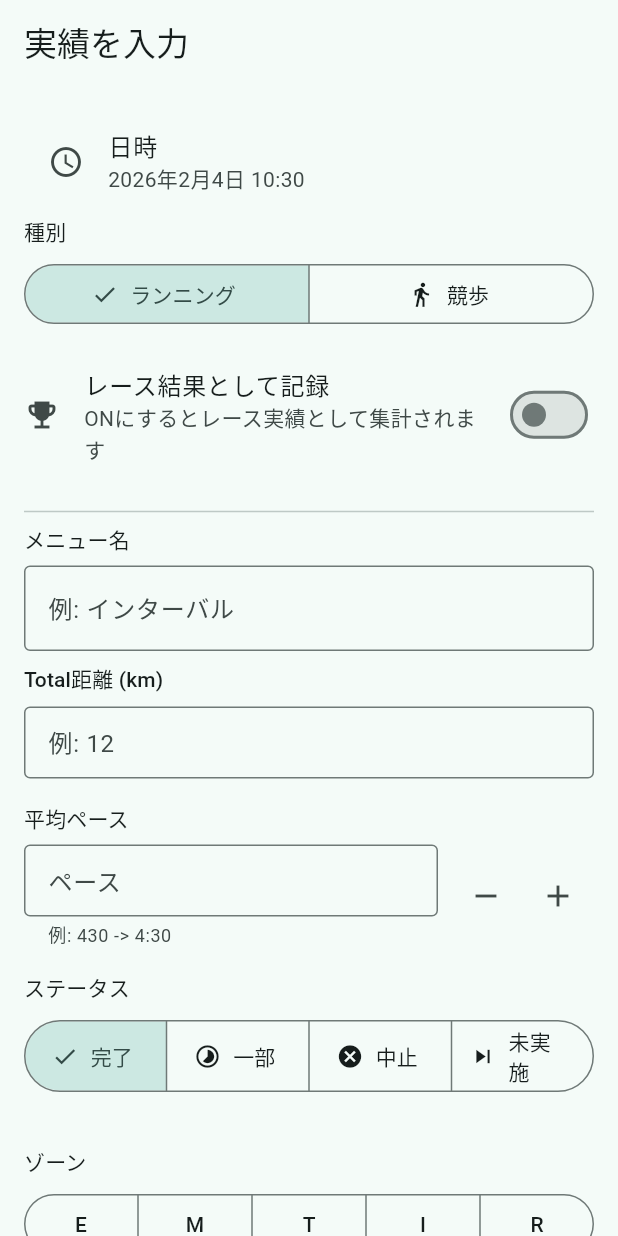
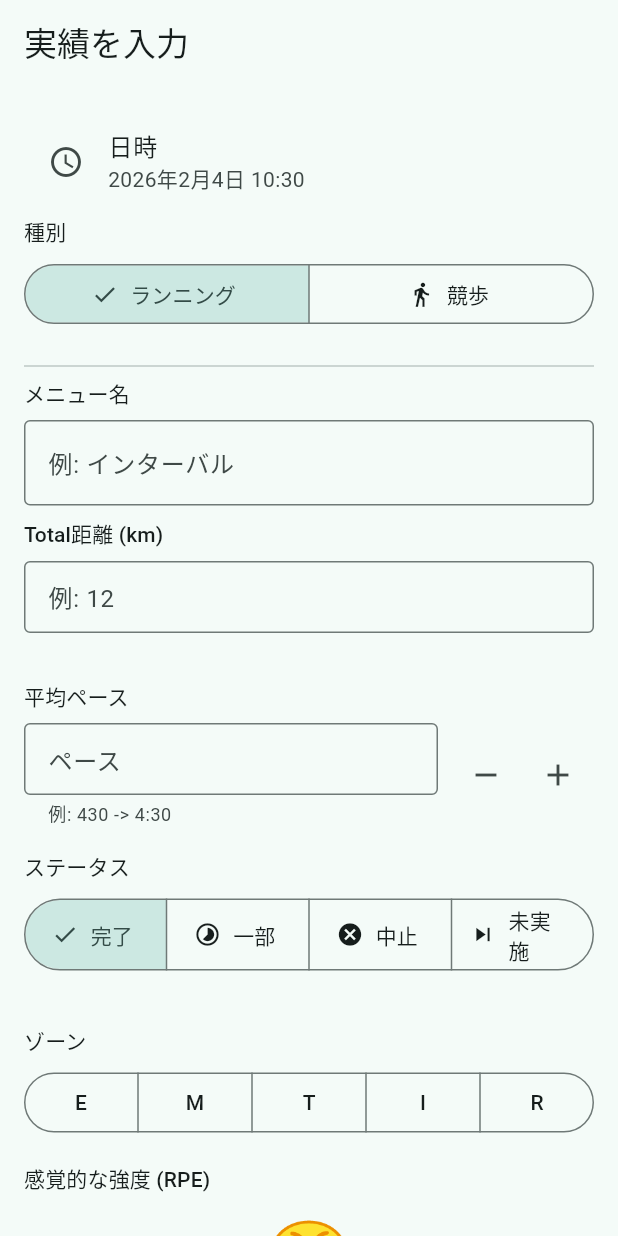
Before and after one commit to t-fan-gif/LongDistance_diary, a Flutter app: the SessionEditorScreen screen opened by its route, on a phone screen of 412 x 824 dp. Run offline on Flutter 3.47's test engine with Material 3 defaults, Android fonts, the phone set to English and light mode, and no system bars; our stand-ins replace drift, drift_flutter, file_picker, flutter_riverpod, go_router, share_plus and 2 more; missing offline and left inert: dart:js_interop; accounts and stored records are empty.

Commit message:
Refine Race Result Entry and Auto Save (v1.3.3)

```diff
--- a/app/lib/features/session_editor/session_editor_screen.dart
+++ b/app/lib/features/session_editor/session_editor_screen.dart
@@ -51,6 +51,13 @@ class _SessionEditorScreenState extends ConsumerState<SessionEditorScreen> {
   final _durationController = TextEditingController();
   final _restDurationController = TextEditingController();
   final _noteController = TextEditingController();
+
+  // レース詳細タイム用
+  final _hourController = TextEditingController();
+  final _minuteController = TextEditingController();
+  final _secondController = TextEditingController();
+  final _msController = TextEditingController();
+
   late FocusNode _paceFocusNode;
   late FocusNode _durationFocusNode;
   late FocusNode _distanceFocusNode;
@@ -168,6 +175,17 @@ class _SessionEditorScreenState extends ConsumerState<SessionEditorScreen> {
           _status = session.status;
           _activityType = session.activityType;
           _isRace = session.isRace;
+
+          if (_isRace && session.durationMainSec != null) {
+            final totalSec = session.durationMainSec!;
+            final h = totalSec ~/ 3600;
+            final m = (totalSec % 3600) ~/ 60;
+            final s = totalSec % 60;
+            _hourController.text = h > 0 ? h.toString() : '';
+            _minuteController.text = m.toString();
+            _secondController.text = s.toString();
+            _msController.text = ''; // 保存されていないため空欄か0
+          }
         });
       }
     } finally {
@@ -230,6 +248,10 @@ class _SessionEditorScreenState extends ConsumerState<SessionEditorScreen> {
     _durationController.dispose();
     _restDurationController.dispose();
     _noteController.dispose();
+    _hourController.dispose();
+    _minuteController.dispose();
+    _secondController.dispose();
+    _msController.dispose();
     _paceFocusNode.dispose();
     _durationFocusNode.dispose();
     _distanceFocusNode.dispose();
@@ -298,24 +320,6 @@ class _SessionEditorScreenState extends ConsumerState<SessionEditorScreen> {
                     selected: {_activityType},
                     onSelectionChanged: (selected) {
                       setState(() => _activityType = selected.first);
-                    },
-                  ),
-                  const SizedBox(height: 16),
-
-                  // レース結果フラグ
-                  SwitchListTile(
-                    contentPadding: EdgeInsets.zero,
-                    title: const Text('レース結果として記録'),
-                    subtitle: const Text('ONにするとレース実績として集計されます'),
-                    secondary: const Icon(Icons.emoji_events),
-                    value: _isRace,
-                    onChanged: (val) {
-                      setState(() {
-                        _isRace = val;
-                        if (_isRace) {
-                          _templateController.text = 'レース'; // デフォルトで入れる
-                        }
-                      });
                     },
                   ),
                   const SizedBox(height: 16),
@@ -421,7 +425,54 @@ class _SessionEditorScreenState extends ConsumerState<SessionEditorScreen> {
                   ],
                   const SizedBox(height: 16),
 
-                  // 平均ペース（ここに移動）
+                  const SizedBox(height: 16),
+
+                  // レース用：詳細タイム入力
+                  if (_isRace) ...[
+                    _buildSectionTitle('レースタイム (時:分:秒.ミリ秒)'),
+                    Row(
+                      children: [
+                        Expanded(
+                          child: TextFormField(
+                            controller: _hourController,
+                            keyboardType: TextInputType.number,
+                            decoration: const InputDecoration(labelText: '時', border: OutlineInputBorder()),
+                            onChanged: (_) => _calculateFromRaceTime(),
+                          ),
+                        ),
+                        const SizedBox(width: 4),
+                        Expanded(
+                          child: TextFormField(
+                            controller: _minuteController,
+                            keyboardType: TextInputType.number,
+                            decoration: const InputDecoration(labelText: '分', border: OutlineInputBorder()),
+                            onChanged: (_) => _calculateFromRaceTime(),
+                          ),
+                        ),
+                        const SizedBox(width: 4),
+                        Expanded(
+                          child: TextFormField(
+                            controller: _secondController,
+                            keyboardType: TextInputType.number,
+                            decoration: const InputDecoration(labelText: '秒', border: OutlineInputBorder()),
+                            onChanged: (_) => _calculateFromRaceTime(),
+                          ),
+                        ),
+                        const SizedBox(width: 4),
+                        Expanded(
+                          child: TextFormField(
+                            controller: _msController,
+                            keyboardType: TextInputType.number,
+                            decoration: const InputDecoration(labelText: 'ms', border: OutlineInputBorder()),
+                            onChanged: (_) => _calculateFromRaceTime(),
+                          ),
+                        ),
+                      ],
+                    ),
+                    const SizedBox(height: 16),
+                  ],
+
+                  // 平均ペース
                   _buildSectionTitle('平均ペース'),
                   Row(
                     children: [
@@ -430,16 +481,21 @@ class _SessionEditorScreenState extends ConsumerState<SessionEditorScreen> {
                           controller: _paceController,
                           focusNode: _paceFocusNode,
                           keyboardType: TextInputType.datetime,
-                          decoration: const InputDecoration(
+                          readOnly: _isRace, // レース時は自動計算のみ
+                          decoration: InputDecoration(
                             labelText: 'ペース',
                             hintText: '4:00',
                             suffixText: '/km',
-                            helperText: '例: 430 -> 4:30',
-                            border: OutlineInputBorder(),
-                            contentPadding: EdgeInsets.symmetric(horizontal: 12, vertical: 8),
+                            helperText: _isRace ? 'タイムと距離から自動計算されます' : '例: 430 -> 4:30',
+                            border: const OutlineInputBorder(),
+                            contentPadding: const EdgeInsets.symmetric(horizontal: 12, vertical: 8),
+                          ),
+                          onChanged: (_) {
+                            if (!_isRace) _estimateZoneAction();
+                          },
                         ),
                       ),
-                      ),
+                      if (!_isRace) ...[
                         const SizedBox(width: 8),
                         IconButton(
                           icon: const Icon(Icons.remove),
@@ -449,6 +505,7 @@ class _SessionEditorScreenState extends ConsumerState<SessionEditorScreen> {
                           icon: const Icon(Icons.add),
                           onPressed: () => _adjustPace(5),
                         ),
+                      ],
                     ],
                   ),
                   const SizedBox(height: 16),
@@ -515,7 +572,10 @@ class _SessionEditorScreenState extends ConsumerState<SessionEditorScreen> {
                   ),
                   const SizedBox(height: 16),
 
-                  // 時間（分）
+                  const SizedBox(height: 16),
+
+                  // 時間（分） - レース以外で表示
+                  if (!_isRace) ...[
                     _buildSectionTitle('時間（分）'),
                     TextFormField(
                       controller: _durationController,
@@ -528,6 +588,7 @@ class _SessionEditorScreenState extends ConsumerState<SessionEditorScreen> {
                       keyboardType: TextInputType.number,
                     ),
                     const SizedBox(height: 16),
+                  ],
 
                   // レスト
                   _buildSectionTitle('レスト'),
@@ -604,6 +665,33 @@ class _SessionEditorScreenState extends ConsumerState<SessionEditorScreen> {
     );
   }
 
+  void _calculateFromRaceTime() {
+    final h = int.tryParse(_hourController.text) ?? 0;
+    final m = int.tryParse(_minuteController.text) ?? 0;
+    final s = int.tryParse(_secondController.text) ?? 0;
+    final ms = int.tryParse(_msController.text) ?? 0;
+
+    final totalSec = h * 3600 + m * 60 + s + ms / 1000.0;
+    final distKm = double.tryParse(_distanceController.text) ?? 0;
+
+    if (distKm > 0 && totalSec > 0) {
+      final paceSecPerKm = (totalSec / distKm).round();
+      _paceController.text = _formatPaceForInput(paceSecPerKm);
+      _estimateZoneAction();
+    }
+  }
+
+  Future<void> _estimateZoneAction() async {
+    final paceSec = _parsePaceInput(_paceController.text);
+    if (paceSec != null) {
+      final service = ref.read(trainingPaceServiceProvider);
+      final zone = await service.estimateZoneFromPace(paceSec, _activityType);
+      if (zone != null) {
+        setState(() => _selectedZone = zone);
+      }
+    }
+  }
+
   void _adjustPace(int deltaSec) {
     final current = _parsePaceInput(_paceController.text);
     if (current != null) {
@@ -646,7 +734,13 @@ class _SessionEditorScreenState extends ConsumerState<SessionEditorScreen> {
 
       // 時間を秒に変換
       int? durationSec;
-      if (_durationController.text.isNotEmpty) {
+      if (_isRace) {
+        final h = int.tryParse(_hourController.text) ?? 0;
+        final m = int.tryParse(_minuteController.text) ?? 0;
+        final s = int.tryParse(_secondController.text) ?? 0;
+        final ms = int.tryParse(_msController.text) ?? 0;
+        durationSec = (h * 3600 + m * 60 + s + ms / 1000.0).round();
+      } else if (_durationController.text.isNotEmpty) {
         durationSec = int.parse(_durationController.text) * 60;
       }
 
--- a/app/lib/features/settings/settings_screen.dart
+++ b/app/lib/features/settings/settings_screen.dart
@@ -92,7 +92,7 @@ class SettingsScreen extends ConsumerWidget {
           const ListTile(
             leading: Icon(Icons.info_outline),
             title: Text('Long Distance Diary'),
-            subtitle: Text('Version 1.3.2 (UI Refinement)'), // Race Refinement + Navigation Unified
+            subtitle: Text('Version 1.3.3 (Race Result Refined)'), // Detailed Time Entry + Auto Save
           ),
         ],
       ),
--- a/app/lib/features/settings/target_race_settings_screen.dart
+++ b/app/lib/features/settings/target_race_settings_screen.dart
@@ -298,7 +298,7 @@ class _RaceEditDialogState extends State<_RaceEditDialog> {
     _nameController = TextEditingController(text: widget.race?.name ?? '');
     _noteController = TextEditingController(text: widget.race?.note ?? '');
     _distanceController = TextEditingController(text: widget.race?.distance?.toString() ?? '');
-    _selectedDate = widget.race?.date ?? DateTime.now().add(const Duration(days: 30));
+    _selectedDate = widget.race?.date ?? DateTime.now();
     _isMain = widget.isMain;
     _selectedType = widget.race?.raceType;
   }
@@ -357,7 +357,7 @@ class _RaceEditDialogState extends State<_RaceEditDialog> {
                  const DropdownMenuItem(value: null, child: Text('種目を選択')),
                  ...PbEvent.values.map((e) => DropdownMenuItem(
                    value: e,
-                   child: Text(e == PbEvent.other ? 'その他（距離入力）' : e.name.toUpperCase()),
+                   child: Text(e == PbEvent.other ? 'その他（距離入力）' : e.label),
                  )),
               ],
               onChanged: (val) {
--- a/app/pubspec.yaml
+++ b/app/pubspec.yaml
@@ -16,7 +16,7 @@ publish_to: 'none' # Remove this line if you wish to publish to pub.dev
 # https://developer.apple.com/library/archive/documentation/General/Reference/InfoPlistKeyReference/Articles/CoreFoundationKeys.html
 # In Windows, build-name is used as the major, minor, and patch parts
 # of the product and file versions while build-number is used as the build suffix.
-version: 1.3.2+1
+version: 1.3.3+1
 
 environment:
   sdk: ^3.5.0
```
Also changed, not shown: app/lib/features/plan_editor/plan_editor_screen.dart (+23 -6 lines), 5 other files. Lines whose indentation alone changed are shown as unchanged.
